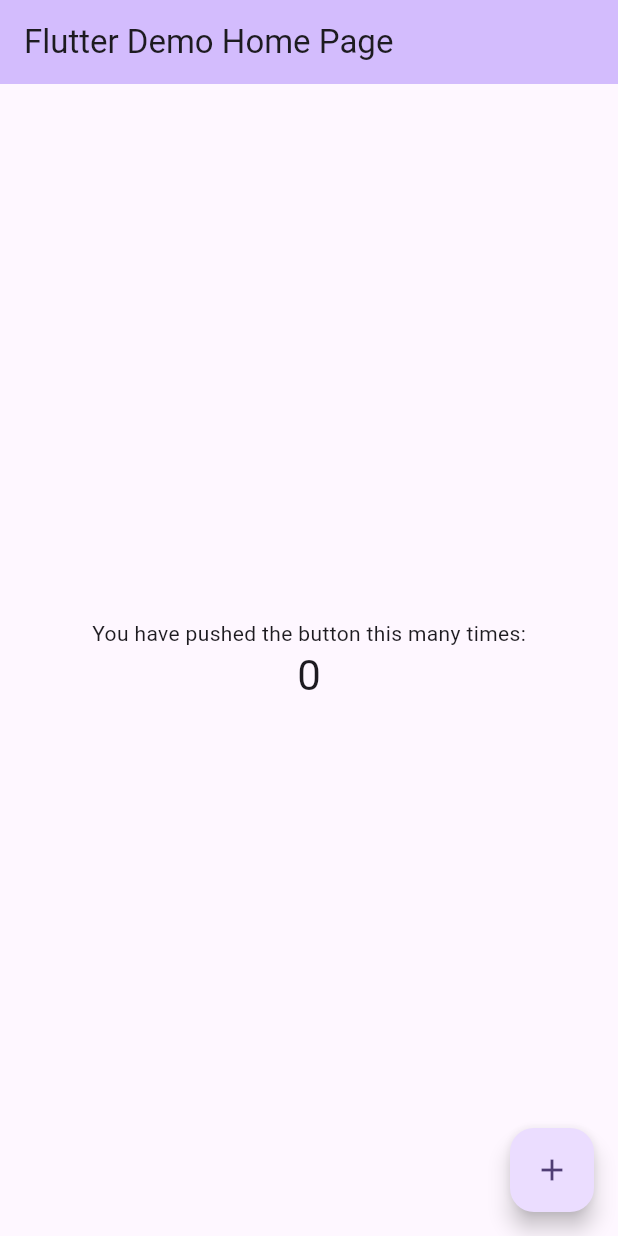
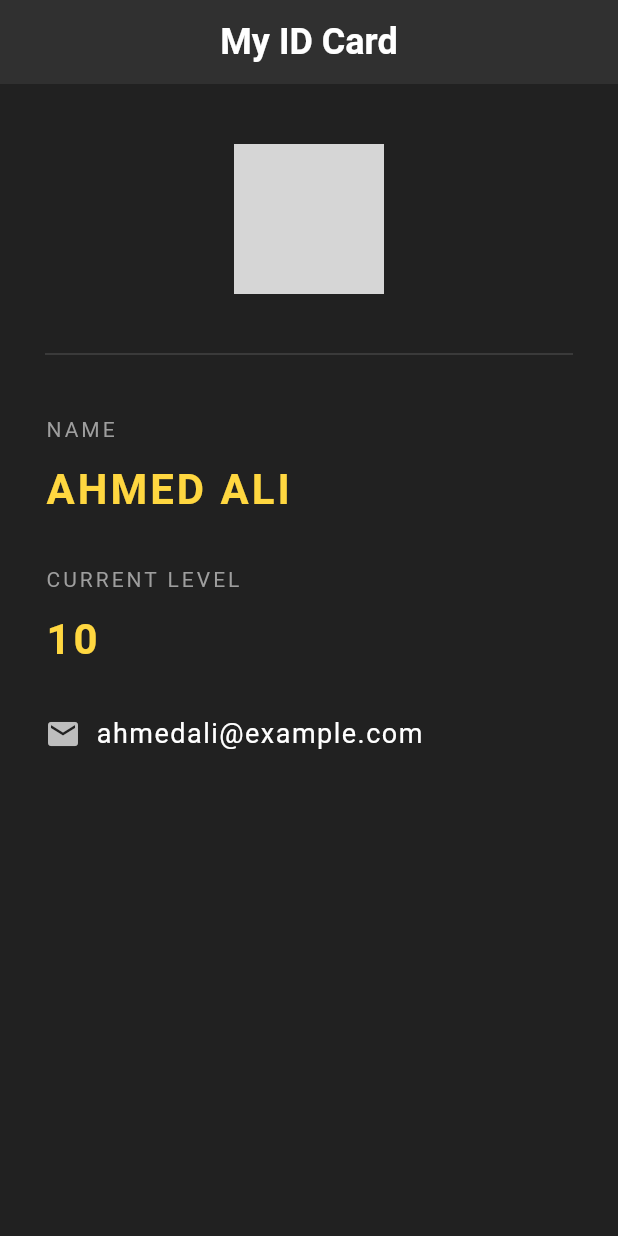
Before and after one commit to AhmedMujtaba999/mini_flut_proj, a Flutter app: the screen it shows after launch, on a phone screen of 412 x 824 dp. Run offline on Flutter 3.47's test engine with Material 3 defaults, Android fonts, the phone set to English and light mode, and no system bars; grey boxes are pictures that could not be loaded.

Commit message:
Basic ID CARD app

```diff
--- a/lib/main.dart
+++ b/lib/main.dart
@@ -1,121 +1,95 @@
 import 'package:flutter/material.dart';
 
 void main() {
-  runApp(const MyApp());
+  runApp(const MaterialApp(debugShowCheckedModeBanner: false, home: Card()));
 }
 
-class MyApp extends StatelessWidget {
-  const MyApp({super.key});
-
-  // This widget is the root of your application.
-  @override
-  Widget build(BuildContext context) {
-    return MaterialApp(
-      title: 'Flutter Demo',
-      theme: ThemeData(
-        // This is the theme of your application.
-        //
-        // TRY THIS: Try running your application with "flutter run". You'll see
-        // the application has a purple toolbar. Then, without quitting the app,
-        // try changing the seedColor in the colorScheme below to Colors.green
-        // and then invoke "hot reload" (save your changes or press the "hot
-        // reload" button in a Flutter-supported IDE, or press "r" if you used
-        // the command line to start the app).
-        //
-        // Notice that the counter didn't reset back to zero; the application
-        // state is not lost during the reload. To reset the state, use hot
-        // restart instead.
-        //
-        // This works for code too, not just values: Most code changes can be
-        // tested with just a hot reload.
-        colorScheme: .fromSeed(seedColor: Colors.deepPurple),
-      ),
-      home: const MyHomePage(title: 'Flutter Demo Home Page'),
-    );
-  }
-}
-
-class MyHomePage extends StatefulWidget {
-  const MyHomePage({super.key, required this.title});
-
-  // This widget is the home page of your application. It is stateful, meaning
-  // that it has a State object (defined below) that contains fields that affect
-  // how it looks.
-
-  // This class is the configuration for the state. It holds the values (in this
-  // case the title) provided by the parent (in this case the App widget) and
-  // used by the build method of the State. Fields in a Widget subclass are
-  // always marked "final".
-
-  final String title;
-
-  @override
-  State<MyHomePage> createState() => _MyHomePageState();
-}
-
-class _MyHomePageState extends State<MyHomePage> {
-  int _counter = 0;
-
-  void _incrementCounter() {
-    setState(() {
-      // This call to setState tells the Flutter framework that something has
-      // changed in this State, which causes it to rerun the build method below
-      // so that the display can reflect the updated values. If we changed
-      // _counter without calling setState(), then the build method would not be
-      // called again, and so nothing would appear to happen.
-      _counter++;
-    });
-  }
+class Card extends StatelessWidget {
+  const Card({super.key});
 
   @override
   Widget build(BuildContext context) {
-    // This method is rerun every time setState is called, for instance as done
-    // by the _incrementCounter method above.
-    //
-    // The Flutter framework has been optimized to make rerunning build methods
-    // fast, so that you can just rebuild anything that needs updating rather
-    // than having to individually change instances of widgets.
     return Scaffold(
+      backgroundColor: Colors.grey[900],
       appBar: AppBar(
-        // TRY THIS: Try changing the color here to a specific color (to
-        // Colors.amber, perhaps?) and trigger a hot reload to see the AppBar
-        // change color while the other colors stay the same.
-        backgroundColor: Theme.of(context).colorScheme.inversePrimary,
-        // Here we take the value from the MyHomePage object that was created by
-        // the App.build method, and use it to set our appbar title.
-        title: Text(widget.title),
+        title: Text(
+          "My ID Card",
+          style: TextStyle(
+            fontWeight: FontWeight.bold,
+            fontSize: 24,
+            color: Colors.white,
+          ),
+        ),
+        centerTitle: true,
+        backgroundColor: Colors.grey[850],
+        elevation: 0.0,
       ),
-      body: Center(
-        // Center is a layout widget. It takes a single child and positions it
-        // in the middle of the parent.
+      body: Padding(
+        padding: EdgeInsets.fromLTRB(30.0, 40.0, 30.0, 0),
         child: Column(
-          // Column is also a layout widget. It takes a list of children and
-          // arranges them vertically. By default, it sizes itself to fit its
-          // children horizontally, and tries to be as tall as its parent.
-          //
-          // Column has various properties to control how it sizes itself and
-          // how it positions its children. Here we use mainAxisAlignment to
-          // center the children vertically; the main axis here is the vertical
-          // axis because Columns are vertical (the cross axis would be
-          // horizontal).
-          //
-          // TRY THIS: Invoke "debug painting" (choose the "Toggle Debug Paint"
-          // action in the IDE, or press "p" in the console), to see the
-          // wireframe for each widget.
-          mainAxisAlignment: .center,
-          children: [
-            const Text('You have pushed the button this many times:'),
+          crossAxisAlignment: CrossAxisAlignment.start,
+          children: <Widget>[
+
+          Center(child: CircleAvatar(
+            backgroundImage: AssetImage('assets/img1.jpg'),
+            radius: 50.0,
+          ),),
+          Divider(
+            height: 80.0,
+            color: Colors.grey[800],
+          ),
+
+
+
             Text(
-              '$_counter',
-              style: Theme.of(context).textTheme.headlineMedium,
+              "NAME",
+              style: TextStyle(color: Colors.grey, letterSpacing: 2.0),
             ),
+            SizedBox(height: 10.0),
+            Text(
+              "AHMED ALI",
+              style: TextStyle(
+                color: Colors.amberAccent,
+                letterSpacing: 2.0,
+                fontSize: 28.0,
+                fontWeight: FontWeight.bold,
+              ),
+            ),
+
+            SizedBox(height: 30.0),
+
+            Text(
+              "CURRENT LEVEL",
+              style: TextStyle(color: Colors.grey, letterSpacing: 2.0),
+            ),
+            SizedBox(height: 10.0),
+            Text(
+              "10",
+              style: TextStyle(
+                color: Colors.amberAccent,
+                letterSpacing: 2.0,
+                fontSize: 28.0,
+                fontWeight: FontWeight.bold,
+              ),
+            ),
+            SizedBox(height: 30.0),
+            Row(
+              children: <Widget>[
+                Icon(Icons.email, color: Colors.grey[400]),
+                SizedBox(width: 10.0),
+                Text(
+                  "ahmedali@example.com",
+                  style: TextStyle(color: Colors.white, fontSize: 18.0,
+                  letterSpacing: 1.0),
+                ),
+              ],
+            ),
+
+
+
+
           ],
         ),
-      ),
-      floatingActionButton: FloatingActionButton(
-        onPressed: _incrementCounter,
-        tooltip: 'Increment',
-        child: const Icon(Icons.add),
       ),
     );
   }
--- a/pubspec.yaml
+++ b/pubspec.yaml
@@ -58,9 +58,8 @@
   uses-material-design: true
 
   # To add assets to your application, add an assets section, like this:
-  # assets:
-  #   - images/a_dot_burr.jpeg
-  #   - images/a_dot_ham.jpeg
+  assets:
+    - assets/
 
   # An image asset can refer to one or more resolution-specific "variants", see
   # https://flutter.dev/to/resolution-aware-images
```
Also changed, not shown: 2 other files.
